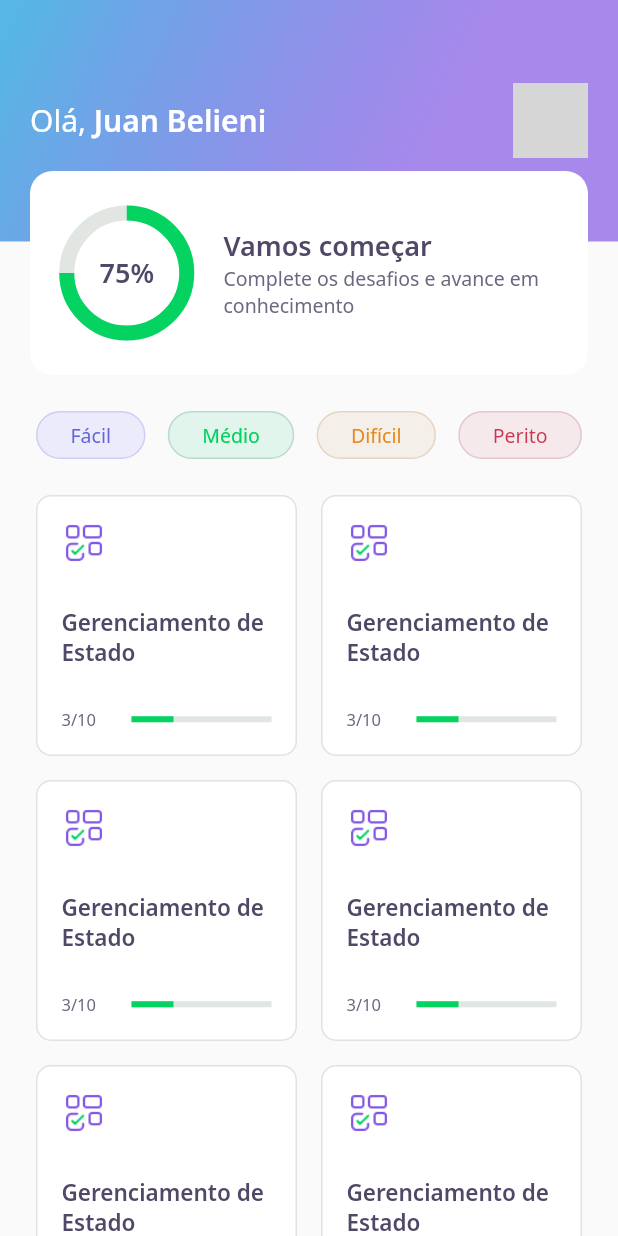
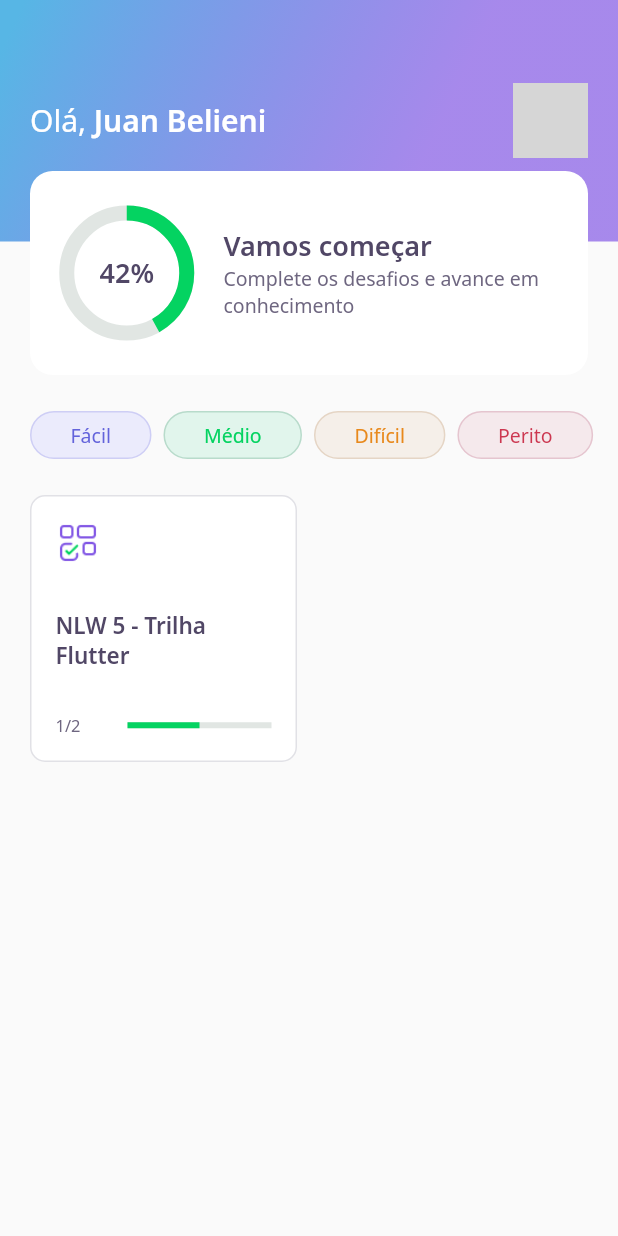
Before and after one commit to juanbelieni/devquiz, a Flutter app: the screen it shows after launch, on a phone screen of 412 x 824 dp. Run offline on Flutter 3.47's test engine with Material 2 defaults, Android fonts, the phone set to English and light mode, and no system bars; our stand-ins replace google_fonts; accounts and stored records are empty; network calls fail; grey boxes are pictures that could not be loaded.

Commit message:
Day 3 - NLW

```diff
--- /dev/null
+++ b/assets/database/user.json
@@ -0,0 +1,5 @@
+{
+  "name": "Juan Belieni",
+  "score": 42,
+  "photoUrl": "https://avatars.githubusercontent.com/u/29464328?v=4"
+}
--- a/lib/challenge/widgets/awnser/awnser_widget.dart
+++ b/lib/challenge/widgets/answer/answer_widget.dart
@@ -1,12 +1,12 @@
 import 'package:devquiz/core/core.dart';
 import 'package:flutter/material.dart';
 
-class AwnserWidget extends StatelessWidget {
+class AnswerWidget extends StatelessWidget {
   final String title;
   final bool isRight;
   final bool isSelected;
 
-  const AwnserWidget({
+  const AnswerWidget({
     Key? key,
     required this.title,
     required this.isRight,
--- /dev/null
+++ b/lib/home/home_controller.dart
@@ -0,0 +1,29 @@
+import 'package:devquiz/home/home_repository.dart';
+import 'package:devquiz/home/home_state.dart';
+import 'package:devquiz/shared/models/models.dart';
+import 'package:flutter/foundation.dart';
+
+class HomeController {
+  final ValueNotifier<HomeState> stateNotifier =
+      ValueNotifier<HomeState>(HomeState.empty);
+
+  HomeState get state => stateNotifier.value;
+  set state(HomeState state) => stateNotifier.value = state;
+
+  UserModel? user;
+  List<QuizModel>? quizzes;
+
+  final homeRepository = HomeRepository();
+
+  void fetchUser() async {
+    state = HomeState.loading;
+    user = await homeRepository.getUser();
+    state = HomeState.success;
+  }
+
+  void fetchQuizzes() async {
+    state = HomeState.loading;
+    quizzes = await homeRepository.getQuizzes();
+    state = HomeState.success;
+  }
+}
--- a/lib/home/home_page.dart
+++ b/lib/home/home_page.dart
@@ -1,7 +1,11 @@
+import 'package:devquiz/core/core.dart';
+import 'package:devquiz/home/home_controller.dart';
+import 'package:devquiz/home/home_state.dart';
 import 'package:devquiz/home/widgets/app_bar/app_bar_widget.dart';
 import 'package:devquiz/home/widgets/level_button/level_button_widget.dart';
 import 'package:devquiz/home/widgets/quiz_card/quiz_card_widget.dart';
 import 'package:flutter/material.dart';
+import 'package:flutter/rendering.dart';
 
 class HomePage extends StatefulWidget {
   @override
@@ -9,49 +13,76 @@ class HomePage extends StatefulWidget {
 }
 
 class _HomePageState extends State<HomePage> {
+  final homeController = HomeController();
+
+  @override
+  void initState() {
+    super.initState();
+
+    homeController.fetchUser();
+    homeController.fetchQuizzes();
+
+    homeController.stateNotifier.addListener(() {
+      setState(() {});
+    });
+  }
+
   @override
   Widget build(BuildContext context) {
+    if (homeController.state == HomeState.success) {
       return Scaffold(
-      appBar: AppBarWidget(),
-      body: Padding(
-        padding: const EdgeInsets.symmetric(horizontal: 24),
-        child: Column(
+        appBar: AppBarWidget(
+          user: homeController.user!,
+        ),
+        body: Column(
           children: [
             SizedBox(
               height: 24,
             ),
-            Row(
-              mainAxisAlignment: MainAxisAlignment.spaceBetween,
+            SizedBox(
+              height: 32,
+              child: ListView(
+                scrollDirection: Axis.horizontal,
                 children: [
+                  SizedBox(width: 20),
                   LevelButtonWidget(label: 'Fácil'),
+                  SizedBox(width: 8),
                   LevelButtonWidget(label: 'Médio'),
+                  SizedBox(width: 8),
                   LevelButtonWidget(label: 'Difícil'),
+                  SizedBox(width: 8),
                   LevelButtonWidget(label: 'Perito'),
+                  SizedBox(width: 20),
                 ],
+              ),
             ),
             SizedBox(
               height: 24,
             ),
             Expanded(
+              child: Padding(
+                padding: const EdgeInsets.symmetric(horizontal: 20),
                 child: GridView.count(
                     crossAxisCount: 2,
                     crossAxisSpacing: 16,
                     mainAxisSpacing: 16,
                     padding: const EdgeInsets.only(bottom: 16),
-                children: [
-                  QuizCardWidget(),
-                  QuizCardWidget(),
-                  QuizCardWidget(),
-                  QuizCardWidget(),
-                  QuizCardWidget(),
-                  QuizCardWidget(),
-                  QuizCardWidget(),
-                ],
+                    children: homeController.quizzes!
+                        .map((quiz) => QuizCardWidget(quiz: quiz))
+                        .toList()),
               ),
             ),
           ],
+        ),
+      );
+    } else {
+      return Scaffold(
+        body: Center(
+          child: CircularProgressIndicator(
+            valueColor: AlwaysStoppedAnimation<Color>(AppColors.darkGreen),
           ),
         ),
       );
     }
   }
+}
--- /dev/null
+++ b/lib/home/home_state.dart
@@ -0,0 +1,6 @@
+enum HomeState {
+  success,
+  loading,
+  error,
+  empty,
+}
--- a/lib/home/widgets/app_bar/app_bar_widget.dart
+++ b/lib/home/widgets/app_bar/app_bar_widget.dart
@@ -1,9 +1,12 @@
 import 'package:devquiz/core/core.dart';
 import 'package:devquiz/home/widgets/score_card/score_card_widget.dart';
+import 'package:devquiz/shared/models/models.dart';
 import 'package:flutter/material.dart';
 
 class AppBarWidget extends PreferredSize {
-  AppBarWidget()
+  final UserModel user;
+
+  AppBarWidget({required this.user})
       : super(
           preferredSize: Size.fromHeight(250),
           child: Container(
@@ -24,7 +27,7 @@ class AppBarWidget extends PreferredSize {
                           style: AppTextStyles.title,
                           children: [
                             TextSpan(
-                              text: "Juan Belieni",
+                              text: user.name,
                               style: AppTextStyles.titleBold,
                             )
                           ],
@@ -36,7 +39,7 @@ class AppBarWidget extends PreferredSize {
                         decoration: BoxDecoration(
                           borderRadius: BorderRadius.circular(10),
                           image: DecorationImage(
-                            image: NetworkImage(AppImages.avatar),
+                            image: NetworkImage(user.photoUrl),
                           ),
                         ),
                       )
@@ -45,7 +48,7 @@ class AppBarWidget extends PreferredSize {
                 ),
                 Align(
                   alignment: Alignment(0, 1),
-                  child: ScoreCardWidget(),
+                  child: ScoreCardWidget(user: user),
                 ),
               ],
             ),
--- a/lib/home/widgets/chart/chart_widget.dart
+++ b/lib/home/widgets/chart/chart_widget.dart
@@ -1,7 +1,12 @@
 import 'package:devquiz/core/core.dart';
+import 'package:devquiz/shared/models/models.dart';
 import 'package:flutter/material.dart';
 
 class ChartWidget extends StatelessWidget {
+  final UserModel user;
+
+  ChartWidget({required this.user});
+
   @override
   Widget build(BuildContext context) {
     return Container(
@@ -15,7 +20,7 @@ class ChartWidget extends StatelessWidget {
               width: 80,
               child: CircularProgressIndicator(
                 strokeWidth: 10,
-                value: 0.75,
+                value: user.score / 100,
                 backgroundColor: AppColors.chartSecondary,
                 valueColor:
                     AlwaysStoppedAnimation<Color>(AppColors.chartPrimary),
@@ -23,7 +28,7 @@ class ChartWidget extends StatelessWidget {
             ),
           ),
           Center(
-            child: Text("75%", style: AppTextStyles.heading),
+            child: Text("${user.score}%", style: AppTextStyles.heading),
           )
         ],
       ),
--- a/lib/home/widgets/level_button/level_button_widget.dart
+++ b/lib/home/widgets/level_button/level_button_widget.dart
@@ -46,7 +46,7 @@ class LevelButtonWidget extends StatelessWidget {
       ),
       child: Padding(
         padding: const EdgeInsets.symmetric(
-          horizontal: 22,
+          horizontal: 26,
           vertical: 6,
         ),
         child: Text(
--- a/lib/home/widgets/quiz_card/quiz_card_widget.dart
+++ b/lib/home/widgets/quiz_card/quiz_card_widget.dart
@@ -1,8 +1,18 @@
 import 'package:devquiz/core/core.dart';
+import 'package:devquiz/shared/models/quiz_model.dart';
 import 'package:devquiz/shared/widgets/progress_indicator/progress_indicator.dart';
 import 'package:flutter/material.dart';
 
 class QuizCardWidget extends StatelessWidget {
+  final QuizModel quiz;
+
+  const QuizCardWidget({Key? key, required this.quiz}) : super(key: key);
+
+  String get textProgress =>
+      "${quiz.questionsAnswered}/${quiz.questions.length}";
+  double get percentageProgress =>
+      quiz.questionsAnswered / quiz.questions.length;
+
   @override
   Widget build(BuildContext context) {
     return Container(
@@ -19,22 +29,22 @@ class QuizCardWidget extends StatelessWidget {
             Container(
               height: 30,
               width: 30,
-              child: Image.asset(AppImages.blocks),
+              child: Image.asset(quiz.image),
             ),
             Text(
-              "Gerenciamento de Estado",
+              quiz.title,
               style: AppTextStyles.heading15,
             ),
             Row(
               children: [
                 Expanded(
                   flex: 1,
-                  child: Text(
-                    "3/10",
-                    style: AppTextStyles.body11,
-                  ),
+                  child: Text(textProgress, style: AppTextStyles.body11),
                 ),
-                Expanded(flex: 2, child: ProgressIndicatorWidget(value: 0.3))
+                Expanded(
+                  flex: 2,
+                  child: ProgressIndicatorWidget(value: percentageProgress),
+                )
               ],
             )
           ],
--- a/lib/home/widgets/score_card/score_card_widget.dart
+++ b/lib/home/widgets/score_card/score_card_widget.dart
@@ -1,15 +1,19 @@
 import 'package:devquiz/core/core.dart';
 import 'package:devquiz/home/widgets/chart/chart_widget.dart';
+import 'package:devquiz/shared/models/models.dart';
 import 'package:flutter/material.dart';
 
 class ScoreCardWidget extends StatelessWidget {
+  final UserModel user;
+
+  ScoreCardWidget({required this.user});
+
   @override
   Widget build(BuildContext context) {
     return Padding(
       padding: const EdgeInsets.symmetric(horizontal: 20),
       child: Container(
         height: 136,
-        // padding: const EdgeInsets.symmetric(horizontal: 20),
         decoration: BoxDecoration(
           color: AppColors.white,
           borderRadius: BorderRadius.circular(15),
@@ -21,7 +25,7 @@ class ScoreCardWidget extends StatelessWidget {
             children: [
               Expanded(
                 flex: 1,
-                child: ChartWidget(),
+                child: ChartWidget(user: user),
               ),
               Expanded(
                 flex: 3,
--- /dev/null
+++ b/lib/shared/models/models.dart
@@ -0,0 +1,4 @@
+export './answer_model.dart';
+export './question_model.dart';
+export './quiz_model.dart';
+export './user_model.dart';
--- /dev/null
+++ b/lib/shared/models/question_model.dart
@@ -0,0 +1,59 @@
+import 'dart:convert';
+import 'package:collection/collection.dart';
+import 'package:devquiz/shared/models/answer_model.dart';
+
+class QuestionModel {
+  final String title;
+  final List<AnswerModel> answers;
+
+  QuestionModel({
+    required this.title,
+    required this.answers,
+  }) : assert(answers.length == 4);
+
+  QuestionModel copyWith({
+    String? title,
+    List<AnswerModel>? answers,
+  }) {
+    return QuestionModel(
+      title: title ?? this.title,
+      answers: answers ?? this.answers,
+    );
+  }
+
+  Map<String, dynamic> toMap() {
+    return {
+      'title': title,
+      'answers': answers.map((x) => x.toMap()).toList(),
+    };
+  }
+
+  factory QuestionModel.fromMap(Map<String, dynamic> map) {
+    return QuestionModel(
+      title: map['title'],
+      answers: List<AnswerModel>.from(
+          map['answers']?.map((x) => AnswerModel.fromMap(x))),
+    );
+  }
+
+  String toJson() => json.encode(toMap());
+
+  factory QuestionModel.fromJson(String source) =>
+      QuestionModel.fromMap(json.decode(source));
+
+  @override
+  String toString() => 'QuestionModel(title: $title, answers: $answers)';
+
+  @override
+  bool operator ==(Object other) {
+    if (identical(this, other)) return true;
+    final listEquals = const DeepCollectionEquality().equals;
+
+    return other is QuestionModel &&
+        other.title == title &&
+        listEquals(other.answers, answers);
+  }
+
+  @override
+  int get hashCode => title.hashCode ^ answers.hashCode;
+}
--- /dev/null
+++ b/lib/shared/models/quiz_model.dart
@@ -0,0 +1,113 @@
+import 'dart:convert';
+import 'package:collection/collection.dart';
+import 'package:devquiz/shared/models/question_model.dart';
+
+enum Level {
+  facil,
+  medio,
+  dificil,
+  perito,
+}
+
+extension LevelStringExt on String {
+  Level parse() => {
+        "facil": Level.facil,
+        "medio": Level.medio,
+        "dificil": Level.dificil,
+        "perito": Level.perito
+      }[this]!;
+}
+
+extension LevelExt on Level {
+  String parse() => {
+        Level.facil: "facil",
+        Level.medio: "medio",
+        Level.dificil: "dificil",
+        Level.perito: "perito"
+      }[this]!;
+}
+
+class QuizModel {
+  final String title;
+  final List<QuestionModel> questions;
+  final int questionsAnswered;
+  final String image;
+  final Level level;
+
+  QuizModel({
+    required this.title,
+    required this.questions,
+    this.questionsAnswered = 0,
+    required this.image,
+    required this.level,
+  });
+
+  QuizModel copyWith({
+    String? title,
+    List<QuestionModel>? questions,
+    int? questionsAnswered,
+    String? image,
+    Level? level,
+  }) {
+    return QuizModel(
+      title: title ?? this.title,
+      questions: questions ?? this.questions,
+      questionsAnswered: questionsAnswered ?? this.questionsAnswered,
+      image: image ?? this.image,
+      level: level ?? this.level,
+    );
+  }
+
+  Map<String, dynamic> toMap() {
+    return {
+      'title': title,
+      'questions': questions.map((x) => x.toMap()).toList(),
+      'questionsAnswered': questionsAnswered,
+      'image': image,
+      'level': level.parse(),
+    };
+  }
+
+  factory QuizModel.fromMap(Map<String, dynamic> map) {
+    return QuizModel(
+      title: map['title'],
+      questions: List<QuestionModel>.from(
+          map['questions']?.map((x) => QuestionModel.fromMap(x))),
+      questionsAnswered: map['questionsAnswered'],
+      image: map['image'],
+      level: map['level'].toString().parse(),
+    );
+  }
+
+  String toJson() => json.encode(toMap());
+
+  factory QuizModel.fromJson(String source) =>
+      QuizModel.fromMap(json.decode(source));
+
+  @override
+  String toString() {
+    return 'QuizModel(title: $title, questions: $questions, questionsAnswered: $questionsAnswered, image: $image, level: $level)';
+  }
+
+  @override
+  bool operator ==(Object other) {
+    if (identical(this, other)) return true;
+    final listEquals = const DeepCollectionEquality().equals;
+
+    return other is QuizModel &&
+        other.title == title &&
+        listEquals(other.questions, questions) &&
+        other.questionsAnswered == questionsAnswered &&
+        other.image == image &&
+        other.level == level;
+  }
+
+  @override
+  int get hashCode {
+    return title.hashCode ^
+        questions.hashCode ^
+        questionsAnswered.hashCode ^
+        image.hashCode ^
+        level.hashCode;
+  }
+}
--- /dev/null
+++ b/lib/shared/models/user_model.dart
@@ -0,0 +1,63 @@
+import 'dart:convert';
+
+class UserModel {
+  final String name;
+  final String photoUrl;
+  final int score;
+
+  UserModel({
+    required this.name,
+    required this.photoUrl,
+    this.score = 0,
+  });
+
+  UserModel copyWith({
+    String? name,
+    String? photoUrl,
+    int? score,
+  }) {
+    return UserModel(
+      name: name ?? this.name,
+      photoUrl: photoUrl ?? this.photoUrl,
+      score: score ?? this.score,
+    );
+  }
+
+  Map<String, dynamic> toMap() {
+    return {
+      'name': name,
+      'photoUrl': photoUrl,
+      'score': score,
+    };
+  }
+
+  factory UserModel.fromMap(Map<String, dynamic> map) {
+    return UserModel(
+      name: map['name'],
+      photoUrl: map['photoUrl'],
+      score: map['score'],
+    );
+  }
+
+  String toJson() => json.encode(toMap());
+
+  factory UserModel.fromJson(String source) =>
+      UserModel.fromMap(json.decode(source));
+
+  @override
+  String toString() =>
+      'UserModel(name: $name, photoUrl: $photoUrl, score: $score)';
+
+  @override
+  bool operator ==(Object other) {
+    if (identical(this, other)) return true;
+
+    return other is UserModel &&
+        other.name == name &&
+        other.photoUrl == photoUrl &&
+        other.score == score;
+  }
+
+  @override
+  int get hashCode => name.hashCode ^ photoUrl.hashCode ^ score.hashCode;
+}
--- a/pubspec.yaml
+++ b/pubspec.yaml
@@ -18,5 +18,6 @@ dev_dependencies:
 flutter:
   assets:
     - assets/images/
+    - assets/database/
 
   uses-material-design: true
```
Also changed, not shown: assets/database/quizzes.json (added, +28 -0 lines), lib/challenge/widgets/quiz/quiz_widget.dart (+4 -4 lines), lib/home/home_repository.dart (added, +20 -0 lines), lib/shared/models/answer_model.dart (added, +55 -0 lines). Lines whose indentation alone changed are shown as unchanged.
